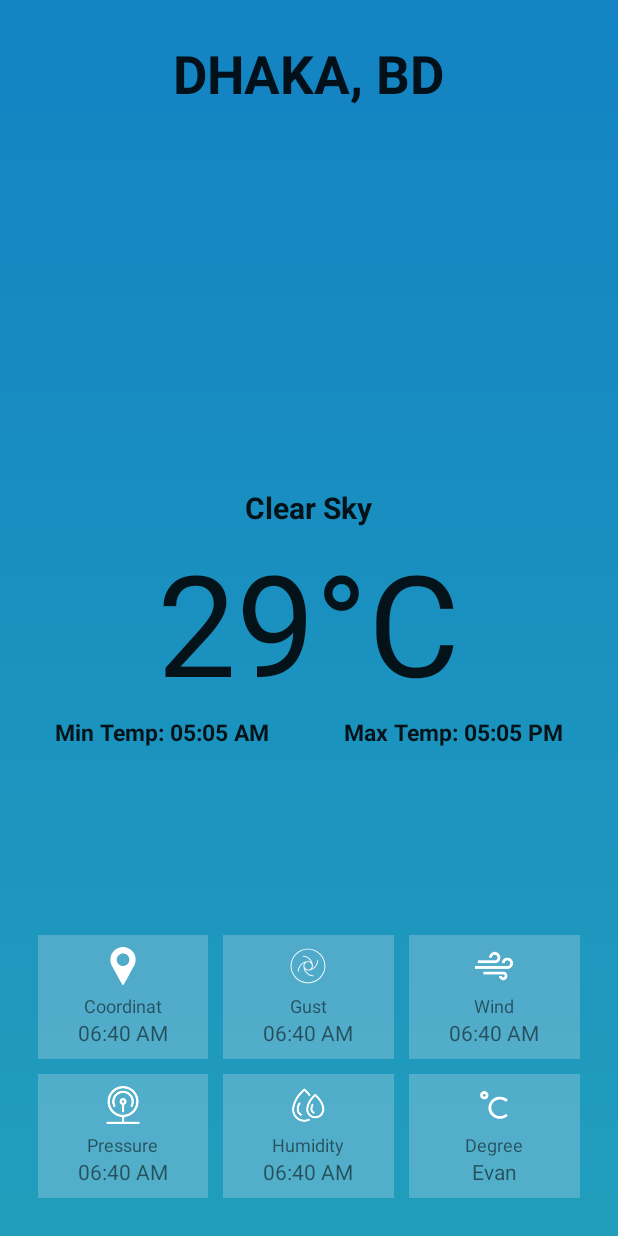
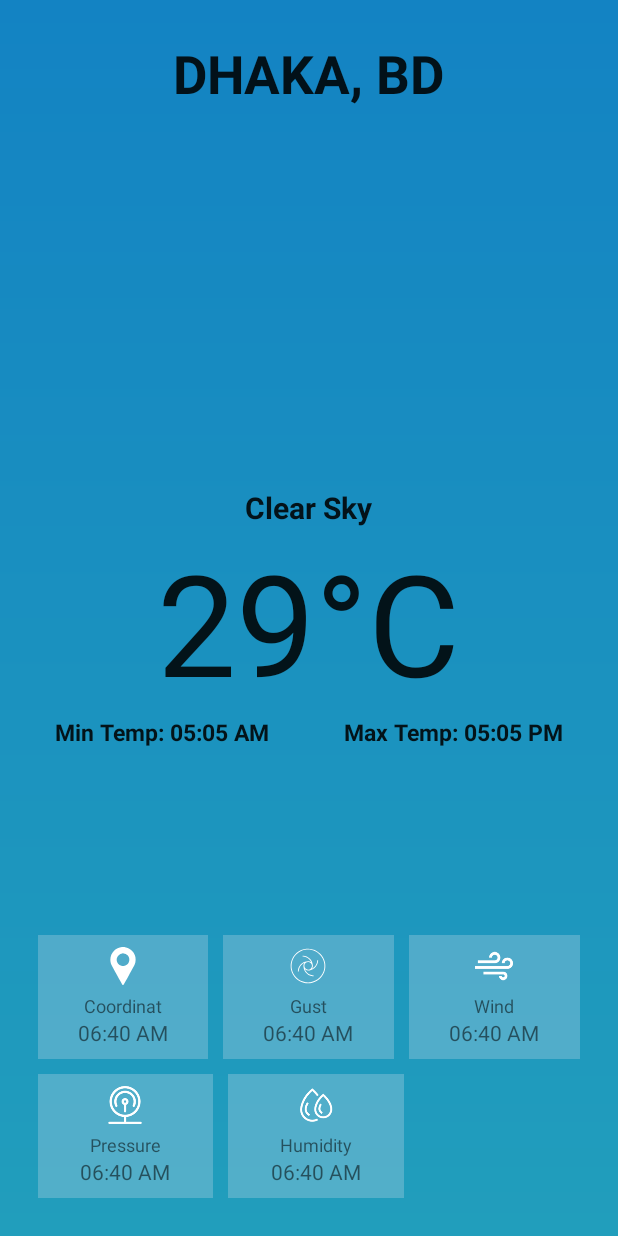
Before and after one commit to nyoloo/Aplikasi_Cuaca, an Android app: the screen it shows after launch (MainActivity), on a phone screen of 412 x 824 dp. Run offline under Robolectric (Android 15) with nearby library versions, the phone set to English and light mode, and no system bars; our stand-ins replace Volley; network calls fail; 4 statements that could not run were skipped.

Commit message:
intinial commit

```diff
--- a/app/src/main/java/com/example/weather/MainActivity.kt
+++ b/app/src/main/java/com/example/weather/MainActivity.kt
@@ -64,6 +64,6 @@ class MainActivity : AppCompatActivity() {
         humidity.text=response.getJSONObject("main").getString("humidity")+"%"
         wind.text=response.getJSONObject("wind").getString("speed")
         degree.text="Degree : "+response.getJSONObject("wind").getString("deg")+"°"
-          gust.text="Gust : "+response.getJSONObject("wind").getString("gust")
+
     }
 }
--- a/app/src/main/res/layout/activity_main.xml
+++ b/app/src/main/res/layout/activity_main.xml
@@ -256,39 +256,7 @@
                         android:textSize="14dp"
                         android:text="06:40 AM"/>
                 </LinearLayout>
-                <Space
-                    android:layout_width="10dp"
-                    android:layout_height="wrap_content"/>
-                <LinearLayout
-                    android:layout_width="0dp"
-                    android:layout_height="wrap_content"
-                    android:orientation="vertical"
-                    android:layout_weight="1"
-                    android:gravity="center"
-                    android:padding="8dp"
-                    android:background="#3CF1EBF1">
 
-                    <ImageView
-                        android:layout_width="25dp"
-                        android:layout_height="25dp"
-                        android:src="@drawable/celcius"
-                        app:tint="#FFFFFF" />
-
-                    <Space
-                        android:layout_width="wrap_content"
-                        android:layout_height="5dp"/>
-                    <TextView
-                        android:layout_width="wrap_content"
-                        android:layout_height="wrap_content"
-                        android:textSize="12dp"
-                        android:text="Degree"/>
-                    <TextView
-                        android:id="@+id/degree"
-                        android:layout_width="wrap_content"
-                        android:layout_height="wrap_content"
-                        android:textSize="14dp"
-                        android:text="Evan"/>
-                </LinearLayout>
             </LinearLayout>
         </LinearLayout>
     </RelativeLayout>
```
